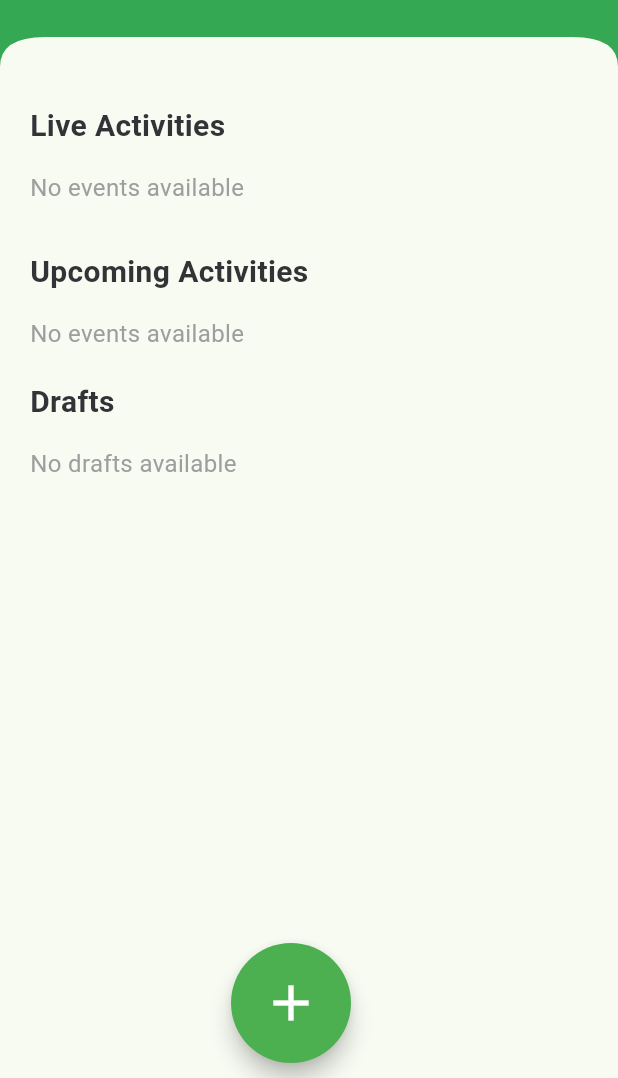
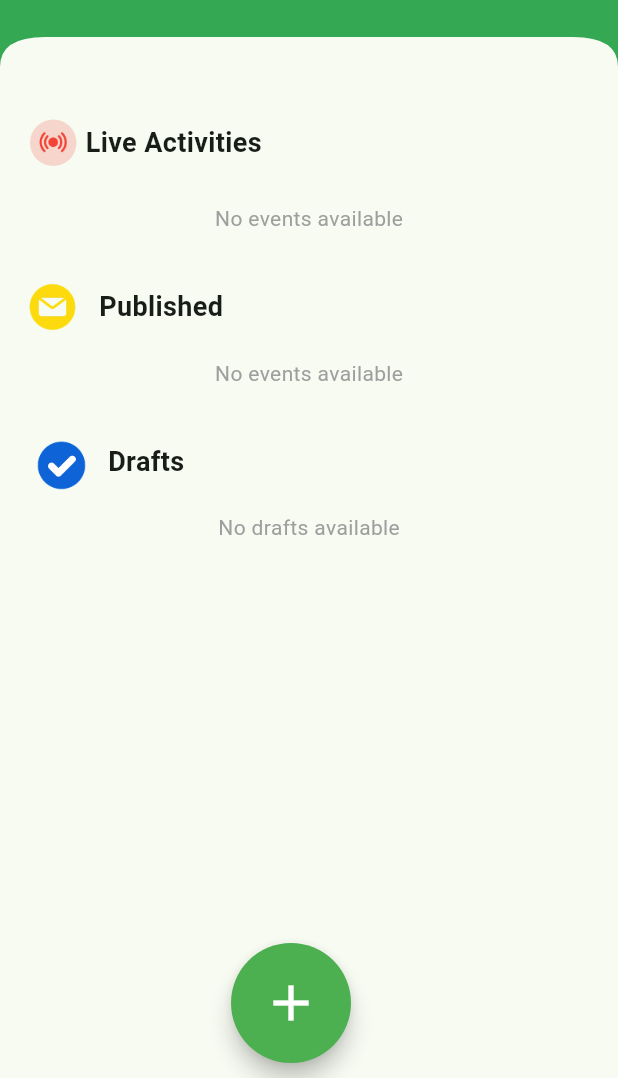
Before and after one commit to Ria-00/Sustainfy, a Flutter app: the NgoLandingPage screen opened directly, on a phone screen of 412 x 824 dp, the part 158-1236 px from its top. Run offline on Flutter 3.47's test engine with Material 3 defaults, Android fonts, the phone set to English and light mode, and no system bars; our stand-ins replace animated_splash_screen, cloud_firestore, curved_navigation_bar, firebase_auth, firebase_core, font_awesome_flutter and 4 more; missing offline and left inert: flutter_overboard, mobile_scanner; accounts and stored records are empty; Roboto replaces fonts that are missing (Inter).

Commit message:
ngo landing page  ui changed

```diff
--- a/lib/screens/NGOScreens/NgoLandingPage.dart
+++ b/lib/screens/NGOScreens/NgoLandingPage.dart
@@ -5,14 +5,11 @@ import 'package:sustainfy/model/eventModel.dart';
 import 'package:sustainfy/providers/userProvider.dart';
 import 'package:sustainfy/screens/NGOScreens/CreateEventPage.dart';
 import 'package:sustainfy/screens/NGOScreens/NgoEventDescriptionPage.dart';
-import 'package:sustainfy/screens/eventDescriptionPage.dart';
 import 'package:sustainfy/services/userOperations.dart';
 import 'package:sustainfy/utils/colors.dart';
 import 'package:sustainfy/utils/font.dart';
-import 'package:sustainfy/widgets/customCurvedEdges.dart';
+import 'package:sustainfy/widgets/customCurvedEdges.dart'; // Assuming you have this
 import 'package:intl/intl.dart';
-
-
 
 class NgoLandingPage extends StatefulWidget {
   @override
@@ -20,10 +17,7 @@ class NgoLandingPage extends StatefulWidget {
 }
 
 class _NgoLandingPageState extends State<NgoLandingPage> {
-
-
   UserClassOperations operate = UserClassOperations();
-
 
   @override
   void initState() {
@@ -31,20 +25,22 @@ class _NgoLandingPageState extends State<NgoLandingPage> {
     _getEvents();
   }
 
-  List<EventModel> Events = [];
+  List<EventModel> events = [];
   List<EventModel> draftEvents = [];
 
-  String? ngoname;
+  String? ngoName;
 
-  void _getEvents() async{
-    String? mail=Provider.of<userProvider>(context, listen: false).email;
-    DocumentReference? _ngoref= await operate.getDocumentRef(collection: "ngo", field: "ngoMail", value: mail);
-    List<EventModel> dummyEvents=await operate.getNgoEvents(_ngoref!);
-    String? _name=await operate.getNgoName(_ngoref);
+  void _getEvents() async {
+    String? mail = Provider.of<userProvider>(context, listen: false).email;
+    DocumentReference? ngoRef = await operate.getDocumentRef(
+        collection: "ngo", field: "ngoMail", value: mail);
+    List<EventModel> dummyEvents = await operate.getNgoEvents(ngoRef!);
+    String? name = await operate.getNgoName(ngoRef);
     setState(() {
-      Events=dummyEvents;
-      ngoname=_name;
-      draftEvents = dummyEvents.where((event) => event.eventStatus == "draft").toList();
+      events = dummyEvents;
+      ngoName = name;
+      draftEvents =
+          dummyEvents.where((event) => event.eventStatus == "draft").toList();
     });
   }
 
@@ -55,24 +51,22 @@ class _NgoLandingPageState extends State<NgoLandingPage> {
         children: [
           Column(
             children: [
-              const SizedBox(height: 150), // Prevents overlap with the header
+              const SizedBox(height: 150),
               Expanded(
                 child: ListView(
                   padding: EdgeInsets.only(top: 15),
                   children: [
-                    // Live Activities Section
-                    buildSection("Live Activities", "live"),
+                    buildLiveActivitiesSection("Live Activities",
+                        "assets/images/live.png", Colors.red, "live"),
                     SizedBox(
                       height: 10,
                     ),
-                    // Upcoming Activities Section
-                    buildSection("Upcoming Activities", "upcoming"),
+                    buildPublishedSection(
+                        "Published", "assets/images/published.png", "upcoming"),
                     SizedBox(
                       height: 10,
                     ),
-                    // Drafts Section (Modified to Include Edit Icon)
-
-                    buildDraftsSection(),
+                    buildDraftsSection("assets/images/drafts.png"),
                     SizedBox(
                       height: 10,
                     ),
@@ -130,26 +124,24 @@ class _NgoLandingPageState extends State<NgoLandingPage> {
             ),
           ),
           Positioned(
-            bottom: 10, // Adjust this value based on navigation bar height
-            right: MediaQuery.of(context).size.width / 2 -
-                28, // Centering the button
+            bottom: 10,
+            right: MediaQuery.of(context).size.width / 2 - 28,
             child: SizedBox(
-              width: 80, // Set desired width
+              width: 80,
               height: 80,
               child: FloatingActionButton(
                 onPressed: () {
                   Navigator.push(
                     context,
-                      MaterialPageRoute(
-                          builder: (context) =>
-                              CreateEventPage()), // Navigate to Create Event
+                    MaterialPageRoute(builder: (context) => CreateEventPage()),
                   );
                 },
-                  backgroundColor: Colors.green, // Adjust color
+                backgroundColor: Colors.green,
                 child: Icon(Icons.add, size: 40, color: Colors.white),
                 shape: RoundedRectangleBorder(
                   borderRadius: BorderRadius.circular(40),
-                  )),
+                ),
+              ),
             ),
           ),
         ],
@@ -157,44 +149,150 @@ class _NgoLandingPageState extends State<NgoLandingPage> {
     );
   }
 
-  Widget eventCard(EventModel event) {
-  DateTime startDateTime = event.eventStartDate!.toDate();
-  DateTime defaultDate = DateTime(2000, 1, 1); // Same as the default timestamp
+Widget buildEvent(EventModel event) {
+  DateTime? startDateTime = event.eventStartDate?.toDate();
+  DateTime defaultDate = DateTime(2000, 1, 1);
+  bool isDefaultDate = startDateTime == null ||
+      (startDateTime.year == 2000 &&
+          startDateTime.month == 1 &&
+          startDateTime.day == 1);
+  String formattedDate = isDefaultDate
+      ? "_/_/_"
+      : "${startDateTime!.day} ${_getMonthName(startDateTime.month)} ${startDateTime.year}";
+  String formattedTime = isDefaultDate
+      ? "_:_"
+      : "${startDateTime!.hour % 12 == 0 ? 12 : startDateTime.hour % 12}:${startDateTime.minute.toString().padLeft(2, '0')} ${startDateTime.hour >= 12 ? 'PM' : 'AM'}";
+  bool isEndingSoon = startDateTime != null &&
+      !isDefaultDate &&
+      startDateTime.difference(DateTime.now()).inDays == 1;
 
-  bool isDefaultDate = startDateTime.year == 2000 && startDateTime.month == 1 && startDateTime.day == 1;
+  return Padding(
+    padding: const EdgeInsets.symmetric(horizontal: 11.0),
+    child: GestureDetector(
+      onTap: () {
+        Navigator.push(
+          context,
+          MaterialPageRoute(
+            builder: (context) => NgoEventDescriptionPage(event: event),
+          ),
+        );
+      },
+      child: Container(
+        decoration: BoxDecoration(
+          color: Colors.white,
+          borderRadius: BorderRadius.circular(16),
+          border: Border.all(color: AppColors.darkGreen, width: 2),
+          boxShadow: [
+            BoxShadow(
+              color: Colors.black.withOpacity(0.1),
+              blurRadius: 4,
+              offset: Offset(2, 2),
+            ),
+          ],
+        ),
+        child: Row(
+          children: [
+            ClipRRect(
+              borderRadius: BorderRadius.only(
+                topLeft: Radius.circular(15),
+                bottomLeft: Radius.circular(16),
+                bottomRight: Radius.circular(10),
+                topRight: Radius.circular(10)
+              ),
+              child: event.eventImg.isNotEmpty
+                  ? Image.network(
+                      event.eventImg,
+                      width: 190,
+                      height: 140,
+                      fit: BoxFit.cover,
+                      errorBuilder: (context, error, stackTrace) {
+                        return SizedBox(width: 160, height: 140);
+                      },
+                    )
+                  : SizedBox(width: 190, height: 140),
+            ),
 
-  String formattedDate = !isDefaultDate
-      ? "${startDateTime.day} ${_getMonthName(startDateTime.month)} ${startDateTime.year}"
-      : "_/_/_";
-
-  String formattedTime = !isDefaultDate
-      ? "${startDateTime.hour % 12 == 0 ? 12 : startDateTime.hour % 12}:${startDateTime.minute.toString().padLeft(2, '0')} ${startDateTime.hour >= 12 ? 'PM' : 'AM'}"
-      : "_:_";
-
-  bool isEndingSoon = !isDefaultDate && startDateTime.difference(DateTime.now()).inDays == 1;
-
-  return Card(
-    shape: RoundedRectangleBorder(borderRadius: BorderRadius.circular(15)),
+            Expanded(
               child: Padding(
-      padding: const EdgeInsets.all(12.0),
+                padding: const EdgeInsets.all(16),
                 child: Column(
                   crossAxisAlignment: CrossAxisAlignment.start,
-        children: [
-          Row(
-            mainAxisAlignment: MainAxisAlignment.spaceBetween,
+                  mainAxisAlignment: MainAxisAlignment.center,
                   children: [
                     Text(
                       event.eventName?.isNotEmpty == true ? event.eventName! : "Event Name",
                       style: TextStyle(
-                  fontSize: 18,
+                        fontSize: 17,
                         fontWeight: FontWeight.bold,
-                  fontStyle: event.eventName?.isNotEmpty == true ? FontStyle.normal : FontStyle.italic,
-                  color: event.eventName?.isNotEmpty == true ? Colors.black : Colors.grey,
                       ),
+                      overflow: TextOverflow.ellipsis,
+                    ),
+                    SizedBox(height: 16),
+                    if (event.eventStatus != "draft")
+                      Row(
+                        children: [
+                          Icon(Icons.people, size: 18, color: AppColors.darkGreen),
+                          SizedBox(width: 4),
+                          Text('54 Users Joined', style: TextStyle(fontSize: 13)),
+                        ],
+                      ),
+                    if (event.eventStatus != "draft") SizedBox(height: 6),
+
+                    //  Live: Show only the Date (No Time)
+                    if (event.eventStatus == "live")
+                      Row(
+                        children: [
+                          Icon(Icons.calendar_today, size: 18, color: AppColors.darkGreen),
+                          SizedBox(width: 6),
+                          Text(
+                            formattedDate,
+                            style: TextStyle(fontSize: 13),
+                          ),
+                        ],
+                      ),
+
+                    // Drafts: Show Date & Time on Separate Rows
+                    if (event.eventStatus == "draft") ...[
+                      Row(
+                        children: [
+                          Icon(Icons.calendar_today, size: 18, color: AppColors.darkGreen),
+                          SizedBox(width: 6),
+                          Text(
+                            formattedDate,
+                            style: TextStyle(fontSize: 13),
+                          ),
+                        ],
+                      ),
+                      SizedBox(height: 4),
+                      Row(
+                        children: [
+                          Icon(Icons.access_time, size: 18, color: AppColors.darkGreen),
+                          SizedBox(width: 6),
+                          Text(
+                            formattedTime,
+                            style: TextStyle(fontSize: 13),
+                          ),
+                        ],
+                      ),
+                    ],
+
+                    //  Published: Show Time on the Right & date on left over image
+                    if (event.eventStatus.trim().toLowerCase() == "upcoming")
+                      Row(
+                        children: [
+                          Icon(Icons.access_time, size: 18, color: AppColors.darkGreen),
+                          SizedBox(width: 6),
+                          Text(
+                            formattedTime,
+                            style: TextStyle(fontSize: 13),
+                          ),
+                        ],
                       ),
 
                     if (isEndingSoon)
-                Container(
+                      Padding(
+                        padding: const EdgeInsets.only(top: 6.0),
+                        child: Container(
                           padding: EdgeInsets.symmetric(horizontal: 8, vertical: 4),
                           decoration: BoxDecoration(
                             color: Colors.red[100],
@@ -205,50 +303,13 @@ class _NgoLandingPageState extends State<NgoLandingPage> {
                             style: TextStyle(color: Colors.red, fontWeight: FontWeight.bold),
                           ),
                         ),
+                      ),
                   ],
                 ),
-          SizedBox(height: 8),
-          Row(
-            children: [
-              Text("Date: ", style: TextStyle(fontWeight: FontWeight.bold)),
-              Text(
-                formattedDate != "_/_/_" ? formattedDate : "_/_/_",
-                style: TextStyle(
-                  fontSize: 16,
-                  fontWeight: FontWeight.w500,
-                  color: formattedDate != "_/_/_" ? Colors.black : Colors.grey,
-                  fontStyle: formattedDate != "_/_/_" ? FontStyle.normal : FontStyle.italic,
-                ),
-              ),
-
-              SizedBox(width: 10),
-              Text("Time: ", style: TextStyle(fontWeight: FontWeight.bold)),
-              Text(
-                formattedTime != "_:_" ? formattedTime : "_:_",
-                style: TextStyle(
-                  fontSize: 16,
-                  fontWeight: FontWeight.w500,
-                  color: formattedTime != "_:_" ? Colors.black : Colors.grey,
-                  fontStyle: formattedTime != "_:_" ? FontStyle.normal : FontStyle.italic,
               ),
             ),
           ],
         ),
-          SizedBox(height: 8),
-          ClipRRect(
-            borderRadius: BorderRadius.circular(12),
-            child: event.eventImg.isNotEmpty
-                ? Image.network(
-                    event.eventImg,
-                    fit: BoxFit.cover,
-                    errorBuilder: (context, error, stackTrace) {
-                      return SizedBox(); // Returns an empty widget if the image fails
-                    },
-                  )
-                : SizedBox(), // Returns an empty widget if URL is empty
-          ),
-          SizedBox(height: 10),
-        ],
       ),
     ),
   );
@@ -272,123 +333,194 @@ class _NgoLandingPageState extends State<NgoLandingPage> {
     return months[month - 1];
   }
 
-// Function to build each section dynamically
-  Widget buildSection(String title, String status) {
+  Widget buildLiveActivitiesSection(
+      String title, String imagePath, Color color, String status) {
     List<EventModel> filteredEvents =
-        Events.where((event) => event.eventStatus == status).toList();
+        events.where((event) => event.eventStatus == status).toList();
 
     return Column(
       crossAxisAlignment: CrossAxisAlignment.start,
       children: [
-        SizedBox(
-          height: 10,
+        Padding(
+          padding: const EdgeInsets.symmetric(
+              horizontal: 20, vertical: 20),
+          child: Row(
+            children: [
+              Container(
+                decoration: BoxDecoration(
+                  color: color.withOpacity(0.2),
+                  borderRadius: BorderRadius.circular(50),
+                ),
+                padding: EdgeInsets.all(3),
+                child: Image.asset(
+                  imagePath,
+                  width: 25,
+                  height: 25,
+                  color: color,
+                ),
+              ),
+              SizedBox(width: 6),
+              Text(
+                title,
+                style: TextStyle(
+                    fontSize: 18,
+                    fontWeight: FontWeight.bold),
+              ),
+            ],
+          ),
         ),
         Padding(
-          padding: const EdgeInsets.symmetric(horizontal: 20),
-          child: Text(
-            title,
+          padding: const EdgeInsets.only(
+              left: 10, right: 10, bottom: 5 ,),
+          child: filteredEvents.isNotEmpty
+              ? Column(
+                  children: List.generate(
+                    filteredEvents.length,
+                    (index) => buildEvent(filteredEvents[index]),
+                  ),
+                )
+              : Center(
+                  child: Padding(
+                    padding: const EdgeInsets.symmetric(
+                        vertical: 5),
+                    child: Text("No events available",
                         style: TextStyle(
-                color: Color.fromRGBO(50, 50, 55, 1),
-                fontSize: 20,
-                fontWeight: FontWeight.bold),
+                            color: Colors.grey,
+                            fontSize: 14)),
                   ),
                 ),
-        SizedBox(height: 5),
-        filteredEvents.isNotEmpty
-            ? ListView.builder(
-                shrinkWrap: true,
-                physics: NeverScrollableScrollPhysics(),
-                itemCount: filteredEvents.length,
-                itemBuilder: (context, index) {
-                  final event = filteredEvents[index];
-                  return GestureDetector(
-                    onTap: () {
-                      Navigator.push(
-                        context,
-                        MaterialPageRoute(
-                          builder: (context) =>
-                              NgoEventDescriptionPage(event: event),
-                        ),
-                      );
-                    },
-                    child: eventCard(event), // Using the new event card
-                  );
-                },
-              )
-            : Padding(
-                padding:
-                    const EdgeInsets.symmetric(horizontal: 20, vertical: 10),
-                child: Text("No events available",
-                    style: TextStyle(color: Colors.grey, fontSize: 16)),
         ),
       ],
     );
   }
 
-  // Function for Draft Events (Modified to Include Edit Icon)
-  Widget buildDraftsSection() {
+  Widget buildPublishedSection(String title, String imagePath, String status) {
+    List<EventModel> filteredEvents =
+        events.where((event) => event.eventStatus == status).toList();
 
     return Column(
       crossAxisAlignment: CrossAxisAlignment.start,
       children: [
         Padding(
-          padding: const EdgeInsets.symmetric(horizontal: 20),
-          child: Text(
+          padding: const EdgeInsets.symmetric(
+              horizontal: 10, vertical: 4),
+          child: Row(
+            children: [
+              Image.asset(
+                imagePath,
+                width: 50,
+                height: 50,
+              ),
+              SizedBox(width: 6),
+              Text(
+                title,
+                style: TextStyle(
+                    fontSize: 18,
+                    fontWeight: FontWeight.bold),
+              ),
+            ],
+          ),
+        ),
+        Padding(
+          padding: const EdgeInsets.only(
+              left: 10, right: 10, bottom: 5),
+          child: filteredEvents.isNotEmpty
+              ? Column(
+                  children: List.generate(
+                    filteredEvents.length,
+                    (index) => buildEvent(filteredEvents[index]),
+                  ),
+                )
+              : Center(
+                  child: Padding(
+                    padding: const EdgeInsets.symmetric(
+                        vertical: 5),
+                    child: Text("No events available",
+                        style: TextStyle(
+                            color: Colors.grey,
+                            fontSize: 14)),
+                  ),
+                ),
+        ),
+      ],
+    );
+  }
+
+  Widget buildDraftsSection(String draftImagePath) {
+    return Column(
+      crossAxisAlignment: CrossAxisAlignment.start,
+      children: [
+        Padding(
+          padding: const EdgeInsets.symmetric(
+              horizontal: 16, vertical: 4),
+          child: Row(
+            children: [
+              Image.asset(
+                draftImagePath,
+                width: 50,
+                height: 50,
+              ),
+              SizedBox(width: 6),
+              Text(
                 "Drafts",
                 style: TextStyle(
-                color: Color.fromRGBO(50, 50, 55, 1),
-                fontSize: 20,
+                    fontSize: 18,
                     fontWeight: FontWeight.bold),
               ),
+            ],
           ),
-        SizedBox(height: 5),
-        draftEvents.isNotEmpty
-            ? ListView.builder(
-                shrinkWrap: true,
-                physics: NeverScrollableScrollPhysics(),
-                itemCount: draftEvents.length,
-                itemBuilder: (context, index) {
-                  final event = draftEvents[index];
-
-                  return Stack(
+        ),
+        Padding(
+          padding: const EdgeInsets.only(
+              left: 10, right: 10, bottom: 5),
+          child: draftEvents.isNotEmpty
+              ? Column(
+                  children: List.generate(
+                    draftEvents.length,
+                    (index) => Stack(
                       children: [
                         GestureDetector(
                           onTap: () {
                             Navigator.push(
                               context,
                               MaterialPageRoute(
-                              builder: (context) =>
-                                  NgoEventDescriptionPage(event: event),
+                                builder: (context) => NgoEventDescriptionPage(
+                                    event: draftEvents[index]),
                               ),
                             );
                           },
-                        child: eventCard(event), // Using eventCard
+                          child: buildEvent(draftEvents[index]),
                         ),
                         Positioned(
                           top: 10,
-                        right: 10,
+                          right: 20,
                           child: IconButton(
                             icon: Icon(Icons.edit, color: Colors.blue),
                             onPressed: () {
                               Navigator.push(
                                 context,
                                 MaterialPageRoute(
-                                builder: (context) =>
-                                    NgoEventDescriptionPage(event: event),
+                                  builder: (context) => NgoEventDescriptionPage(
+                                      event: draftEvents[index]),
                                 ),
                               );
                             },
                           ),
                         ),
                       ],
-                  );
-                },
+                    ),
+                  ),
                 )
-            : Padding(
-                padding:
-                    const EdgeInsets.symmetric(horizontal: 20, vertical: 10),
+              : Center(
+                  child: Padding(
+                    padding: const EdgeInsets.symmetric(
+                        vertical: 5),
                     child: Text("No drafts available",
-                    style: TextStyle(color: Colors.grey, fontSize: 16)),
+                        style: TextStyle(
+                            color: Colors.grey,
+                            fontSize: 14)),
+                  ),
+                ),
         ),
       ],
     );
```
Also changed, not shown: assets/images/drafts.png (added), assets/images/live.png (added), assets/images/published.png (added). Lines whose indentation alone changed are shown as unchanged.
